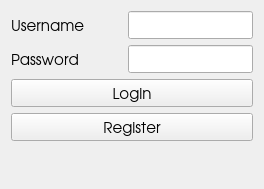
This is PersonalPlanner/login.ui in sabrine-gamdou/PersonalPlanner as Qt 5 draws it before an edit. The edited form follows.
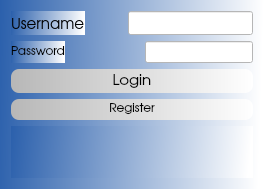
This is the edited form.

Patch:
```diff
--- a/PersonalPlanner/login.ui
+++ b/PersonalPlanner/login.ui
@@ -26,20 +26,31 @@
    <string>Personal Planner</string>
   </property>
   <property name="styleSheet">
-   <string notr="true">
-font: 75 11pt &quot;URW Gothic L&quot;;</string>
+   <string notr="true">QWidget{ background: qlineargradient(spread:pad, x1:0, y1:0, x2:1, y2:0.0225455, stop:0 rgba(43, 96, 172, 255), stop:1 rgba(255, 255, 255, 255))}</string>
   </property>
   <layout class="QGridLayout" name="gridLayout_2">
    <item row="0" column="0">
     <layout class="QHBoxLayout" name="horizontalLayout">
      <item>
       <layout class="QVBoxLayout" name="verticalLayout_2">
+       <property name="spacing">
+        <number>6</number>
+       </property>
        <item>
         <layout class="QHBoxLayout" name="horizontalLayout_3">
+         <property name="spacing">
+          <number>0</number>
+         </property>
          <item>
           <layout class="QHBoxLayout" name="horizontalLayout_4">
+           <property name="spacing">
+            <number>0</number>
+           </property>
            <item>
             <layout class="QHBoxLayout" name="horizontalLayout_5">
+             <property name="spacing">
+              <number>0</number>
+             </property>
              <item>
               <widget class="QLabel" name="username">
                <property name="font">
@@ -51,6 +62,9 @@
                  <bold>false</bold>
                 </font>
                </property>
+               <property name="styleSheet">
+                <string notr="true"/>
+               </property>
                <property name="text">
                 <string>Username</string>
                </property>
@@ -75,11 +89,14 @@
                 <font>
                  <family>URW Gothic L</family>
                  <pointsize>11</pointsize>
-                 <weight>9</weight>
+                 <weight>50</weight>
                  <italic>false</italic>
                  <bold>false</bold>
                 </font>
                </property>
+               <property name="styleSheet">
+                <string notr="true">background: white</string>
+               </property>
               </widget>
              </item>
             </layout>
@@ -90,12 +107,29 @@
        </item>
        <item>
         <layout class="QVBoxLayout" name="verticalLayout_3">
+         <property name="spacing">
+          <number>0</number>
+         </property>
          <item>
           <layout class="QVBoxLayout" name="verticalLayout_4">
+           <property name="spacing">
+            <number>0</number>
+           </property>
            <item>
             <layout class="QHBoxLayout" name="horizontalLayout_8">
+             <property name="spacing">
+              <number>0</number>
+             </property>
              <item>
               <widget class="QLabel" name="password">
+               <property name="font">
+                <font>
+                 <family>URW Gothic L</family>
+                </font>
+               </property>
+               <property name="styleSheet">
+                <string notr="true"/>
+               </property>
                <property name="text">
                 <string>Password</string>
                </property>
@@ -115,7 +149,16 @@
               </spacer>
              </item>
              <item>
-              <widget class="QLineEdit" name="passText"/>
+              <widget class="QLineEdit" name="passText">
+               <property name="font">
+                <font>
+                 <family>URW Gothic L</family>
+                </font>
+               </property>
+               <property name="styleSheet">
+                <string notr="true">background: white</string>
+               </property>
+              </widget>
              </item>
             </layout>
            </item>
@@ -129,11 +172,16 @@
           <font>
            <family>URW Gothic L</family>
            <pointsize>11</pointsize>
-           <weight>9</weight>
+           <weight>50</weight>
            <italic>false</italic>
            <bold>false</bold>
           </font>
          </property>
+         <property name="styleSheet">
+          <string notr="true">QPushButton:hover { color: white} 
+QPushButton { background: qlineargradient(spread:pad, x1:0, y1:0, x2:1, y2:0, stop:0 rgba(183, 183, 183, 255), stop:1 rgba(255, 255, 255, 255)); border-style: outset; border-radius: 8px; padding: 4px}
+</string>
+         </property>
          <property name="text">
           <string>Login</string>
          </property>
@@ -141,6 +189,16 @@
        </item>
        <item>
         <widget class="QPushButton" name="registerBtn">
+         <property name="font">
+          <font>
+           <family>URW Gothic L</family>
+          </font>
+         </property>
+         <property name="styleSheet">
+          <string notr="true">QPushButton:hover { color: white} 
+QPushButton { background: qlineargradient(spread:pad, x1:0, y1:0, x2:1, y2:0, stop:0 rgba(183, 183, 183, 255), stop:1 rgba(255, 255, 255, 255)); border-style: outset; border-radius: 8px; padding: 4px}
+</string>
+         </property>
          <property name="text">
           <string>Register</string>
          </property>
```
